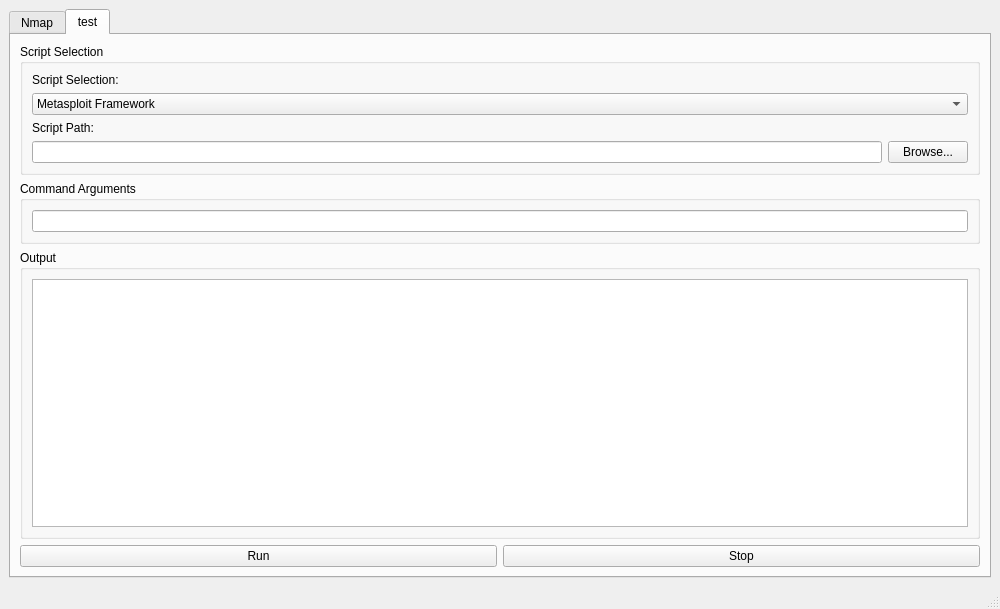
First picture: the form in mainwindow.ui, repository mdhira-ai/kalitestGuicmd, before the edit.
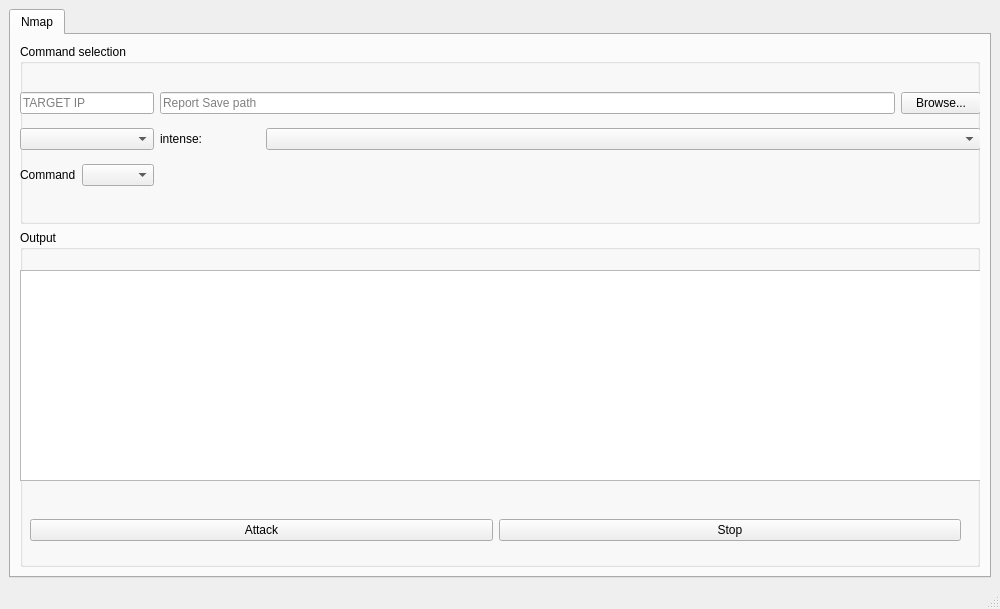
Second picture: the form after the edit. The open tabs and pages were chosen to show the change.

Commit message: Refactor Nmap script execution: update UI components, enhance command handling, and streamline process management

The edit to the form file:
```diff
--- a/mainwindow.ui
+++ b/mainwindow.ui
@@ -169,127 +169,6 @@
         </item>
        </layout>
       </widget>
-      <widget class="QWidget" name="tab">
-       <attribute name="title">
-        <string>test</string>
-       </attribute>
-       <layout class="QVBoxLayout" name="verticalLayout_4">
-        <item>
-         <widget class="QGroupBox" name="groupBox">
-          <property name="title">
-           <string>Script Selection</string>
-          </property>
-          <layout class="QVBoxLayout" name="verticalLayout_5">
-           <item>
-            <layout class="QVBoxLayout" name="verticalLayout">
-             <item>
-              <widget class="QLabel" name="label">
-               <property name="text">
-                <string>Script Selection: </string>
-               </property>
-              </widget>
-             </item>
-             <item>
-              <widget class="QComboBox" name="comboBox">
-               <item>
-                <property name="text">
-                 <string>Metasploit Framework</string>
-                </property>
-               </item>
-               <item>
-                <property name="text">
-                 <string>Custom Script</string>
-                </property>
-               </item>
-               <item>
-                <property name="text">
-                 <string>Nmap (Network Scanner)</string>
-                </property>
-               </item>
-              </widget>
-             </item>
-             <item>
-              <widget class="QLabel" name="label_2">
-               <property name="text">
-                <string>Script Path: </string>
-               </property>
-              </widget>
-             </item>
-             <item>
-              <layout class="QHBoxLayout" name="horizontalLayout">
-               <item>
-                <widget class="QLineEdit" name="lineEdit"/>
-               </item>
-               <item>
-                <widget class="QPushButton" name="pushButton">
-                 <property name="text">
-                  <string>Browse...</string>
-                 </property>
-                </widget>
-               </item>
-              </layout>
-             </item>
-            </layout>
-           </item>
-          </layout>
-         </widget>
-        </item>
-        <item>
-         <widget class="QGroupBox" name="groupBox_2">
-          <property name="title">
-           <string>Command Arguments</string>
-          </property>
-          <layout class="QVBoxLayout" name="verticalLayout_6">
-           <item>
-            <layout class="QVBoxLayout" name="verticalLayout_2">
-             <item>
-              <widget class="QLineEdit" name="lineEdit_2"/>
-             </item>
-            </layout>
-           </item>
-          </layout>
-         </widget>
-        </item>
-        <item>
-         <widget class="QGroupBox" name="groupBox_3">
-          <property name="title">
-           <string>Output</string>
-          </property>
-          <layout class="QHBoxLayout" name="horizontalLayout_3">
-           <item>
-            <layout class="QVBoxLayout" name="verticalLayout_3">
-             <item>
-              <widget class="QTextEdit" name="textEdit">
-               <property name="readOnly">
-                <bool>true</bool>
-               </property>
-              </widget>
-             </item>
-            </layout>
-           </item>
-          </layout>
-         </widget>
-        </item>
-        <item>
-         <layout class="QHBoxLayout" name="horizontalLayout_2">
-          <item>
-           <widget class="QPushButton" name="pushButton_3">
-            <property name="text">
-             <string>Run</string>
-            </property>
-           </widget>
-          </item>
-          <item>
-           <widget class="QPushButton" name="pushButton_2">
-            <property name="text">
-             <string>Stop</string>
-            </property>
-           </widget>
-          </item>
-         </layout>
-        </item>
-       </layout>
-      </widget>
      </widget>
     </item>
    </layout>
```
The commit also changes 7 other files.
